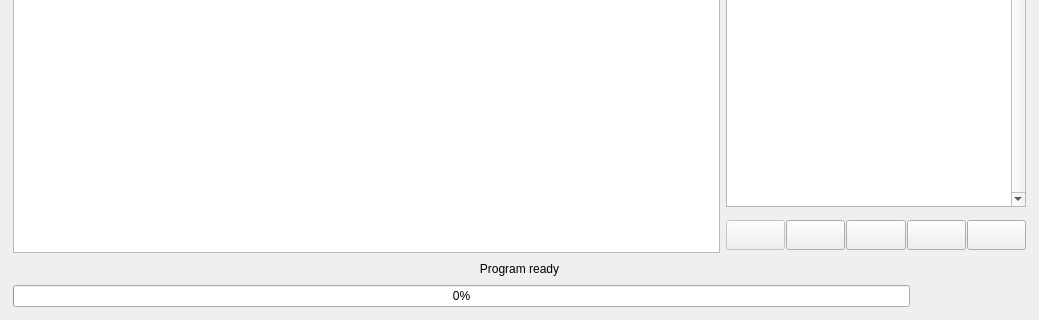
Before: the Qt Designer form gui/definitions/ui/nucdetect.ui in SilMon/NucDetect, drawn with Qt 5; both pictures show x 0 to 1039 and y 480 to 800 of the 1039 by 800 pixel window.
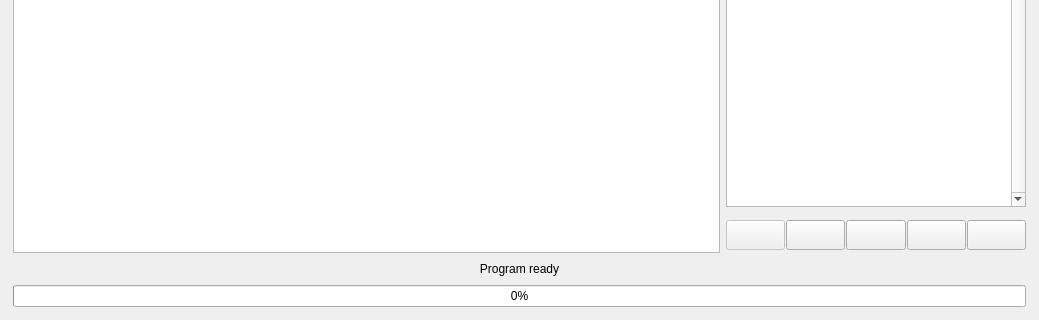
After: the same form once the commit is applied. Icons and pictures are not drawn.

The edit to the form file:
```diff
--- a/gui/definitions/ui/nucdetect.ui
+++ b/gui/definitions/ui/nucdetect.ui
@@ -525,8 +525,6 @@
      </widget>
     </item>
     <item>
-     <layout class="QHBoxLayout" name="hl_progress">
-      <item>
        <widget class="QProgressBar" name="prg_bar">
         <property name="toolTip">
          <string>Shows the progress of the current task</string>
@@ -538,27 +536,6 @@
          <set>Qt::AlignCenter</set>
         </property>
        </widget>
-      </item>
-      <item>
-       <widget class="QLabel" name="lbl_eta">
-        <property name="minimumSize">
-         <size>
-          <width>110</width>
-          <height>20</height>
-         </size>
-        </property>
-        <property name="toolTip">
-         <string>Estimated time until the running analysis finishes. Counts down once a second and jumps when a newly analysed image changes the estimate</string>
-        </property>
-        <property name="text">
-         <string/>
-        </property>
-        <property name="alignment">
-         <set>Qt::AlignCenter</set>
-        </property>
-       </widget>
-      </item>
-     </layout>
     </item>
    </layout>
   </widget>
```
Left out of the diff: 2 changed lines with no effect on the pictures. Lines whose indentation alone changed are shown as unchanged.
